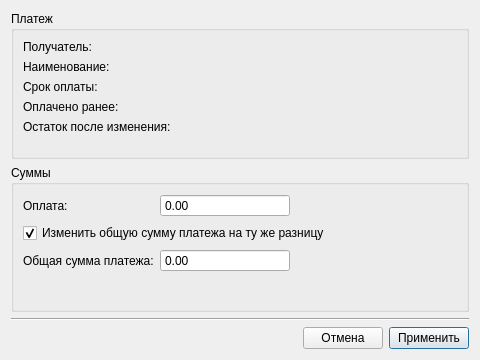
Qt form designer/ui/paymentamountdialog.ui (Aleee/FinanceCalender) before a commit.
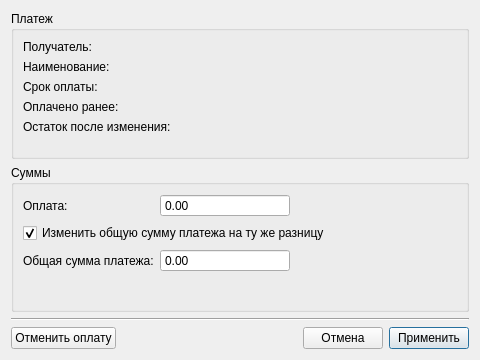
The same form after that commit.

The edit to the form file:
```diff
--- a/designer/ui/paymentamountdialog.ui
+++ b/designer/ui/paymentamountdialog.ui
@@ -225,6 +225,19 @@
    </item>
    <item row="3" column="0">
     <layout class="QHBoxLayout" name="horizontalLayout_buttons">
+     <item>
+      <widget class="QPushButton" name="pb_deletepayment">
+       <property name="toolTip">
+        <string>Удалить эту оплату: платеж вернется в неоплаченное состояние на сумму оплаты</string>
+       </property>
+       <property name="text">
+        <string>Отменить оплату</string>
+       </property>
+       <property name="autoDefault">
+        <bool>false</bool>
+       </property>
+      </widget>
+     </item>
      <item>
       <spacer name="horizontalSpacer_buttons">
        <property name="orientation">
```
